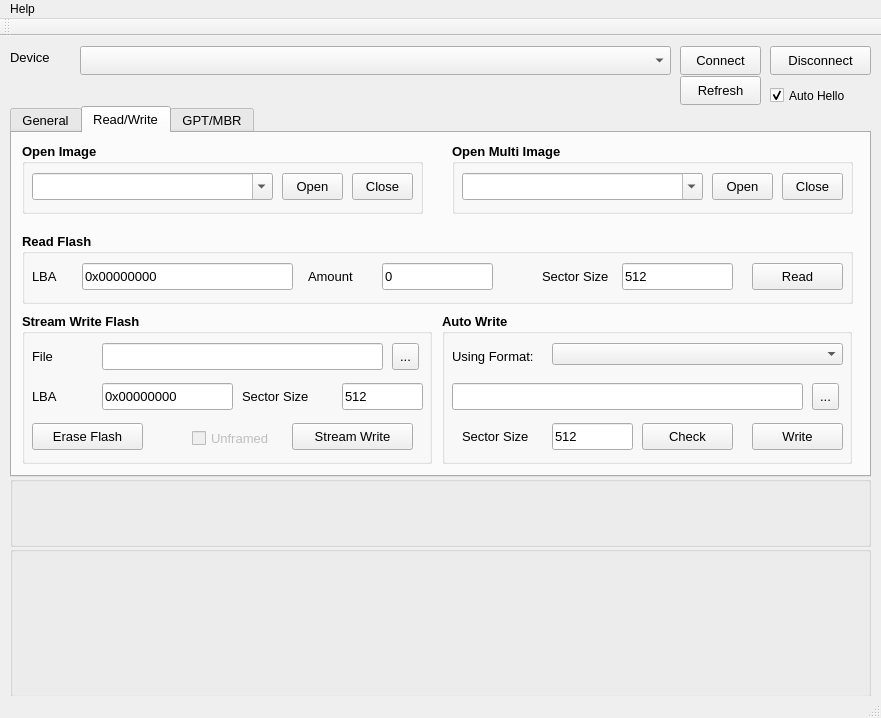
This is resources/ui/streaming_dload_window.ui in openpst/streaming-dload as Qt 5 draws it before an edit. The edited form follows.
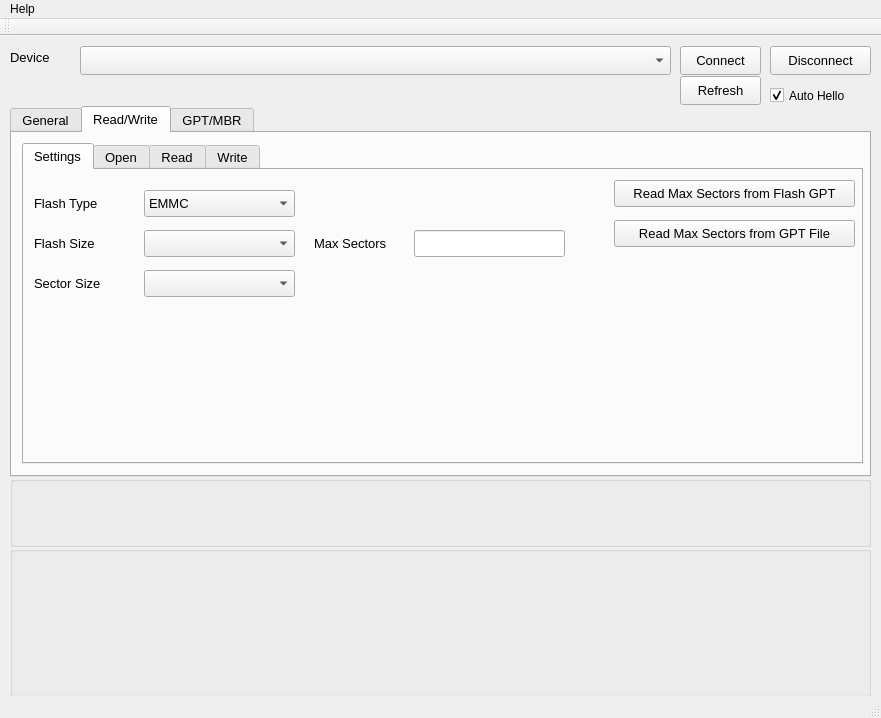
This is the edited form. The open tabs and pages were chosen to show the change. Custom widgets are drawn as their Qt base class.

Commit message: start of new ui updates and additions for read/write

What changed in the file:
```diff
--- a/resources/ui/streaming_dload_window.ui
+++ b/resources/ui/streaming_dload_window.ui
@@ -475,12 +475,372 @@
      <attribute name="title">
       <string>Read/Write</string>
      </attribute>
+     <widget class="QTabWidget" name="readWriteSubTabSet">
+      <property name="geometry">
+       <rect>
+        <x>10</x>
+        <y>10</y>
+        <width>841</width>
+        <height>321</height>
+       </rect>
+      </property>
+      <property name="font">
+       <font>
+        <weight>50</weight>
+        <bold>false</bold>
+       </font>
+      </property>
+      <property name="currentIndex">
+       <number>0</number>
+      </property>
+      <widget class="QWidget" name="readWriteSettingsTab">
+       <property name="enabled">
+        <bool>true</bool>
+       </property>
+       <attribute name="title">
+        <string>Settings</string>
+       </attribute>
+       <widget class="QLabel" name="readWriteSettingsSectorSizeLabel">
+        <property name="geometry">
+         <rect>
+          <x>10</x>
+          <y>100</y>
+          <width>101</width>
+          <height>27</height>
+         </rect>
+        </property>
+        <property name="font">
+         <font>
+          <weight>50</weight>
+          <bold>false</bold>
+         </font>
+        </property>
+        <property name="text">
+         <string>Sector Size</string>
+        </property>
+       </widget>
+       <widget class="QLineEdit" name="readWriteSettingsMaxSectorsValue">
+        <property name="geometry">
+         <rect>
+          <x>390</x>
+          <y>60</y>
+          <width>151</width>
+          <height>27</height>
+         </rect>
+        </property>
+        <property name="font">
+         <font>
+          <weight>50</weight>
+          <bold>false</bold>
+         </font>
+        </property>
+        <property name="text">
+         <string/>
+        </property>
+       </widget>
+       <widget class="QLabel" name="readWriteSettingsMaxSectorsLabel">
+        <property name="geometry">
+         <rect>
+          <x>290</x>
+          <y>60</y>
+          <width>101</width>
+          <height>27</height>
+         </rect>
+        </property>
+        <property name="font">
+         <font>
+          <weight>50</weight>
+          <bold>false</bold>
+         </font>
+        </property>
+        <property name="text">
+         <string>Max Sectors</string>
+        </property>
+       </widget>
+       <widget class="QComboBox" name="readWriteSettingsFlashSizeValue">
+        <property name="geometry">
+         <rect>
+          <x>120</x>
+          <y>60</y>
+          <width>151</width>
+          <height>27</height>
+         </rect>
+        </property>
+       </widget>
+       <widget class="QLabel" name="readWriteSettingsFlashSizeLabel">
+        <property name="geometry">
+         <rect>
+          <x>10</x>
+          <y>60</y>
+          <width>101</width>
+          <height>27</height>
+         </rect>
+        </property>
+        <property name="font">
+         <font>
+          <weight>50</weight>
+          <bold>false</bold>
+         </font>
+        </property>
+        <property name="text">
+         <string>Flash Size</string>
+        </property>
+       </widget>
+       <widget class="QLabel" name="readWriteSettingsFlashTypeLabel">
+        <property name="geometry">
+         <rect>
+          <x>10</x>
+          <y>20</y>
+          <width>101</width>
+          <height>27</height>
+         </rect>
+        </property>
+        <property name="font">
+         <font>
+          <weight>50</weight>
+          <bold>false</bold>
+         </font>
+        </property>
+        <property name="text">
+         <string>Flash Type</string>
+        </property>
+       </widget>
+       <widget class="QComboBox" name="readWriteSettingsFlashTypeValue">
+        <property name="geometry">
+         <rect>
+          <x>120</x>
+          <y>20</y>
+          <width>151</width>
+          <height>27</height>
+         </rect>
+        </property>
+        <item>
+         <property name="text">
+          <string>EMMC</string>
+         </property>
+        </item>
+       </widget>
+       <widget class="QPushButton" name="readWriteSettingsReadMaxSectorsFromFileButton">
+        <property name="geometry">
+         <rect>
+          <x>590</x>
+          <y>50</y>
+          <width>241</width>
+          <height>27</height>
+         </rect>
+        </property>
+        <property name="font">
+         <font>
+          <pointsize>10</pointsize>
+          <weight>50</weight>
+          <bold>false</bold>
+         </font>
+        </property>
+        <property name="text">
+         <string>Read Max Sectors from GPT File</string>
+        </property>
+       </widget>
+       <widget class="QPushButton" name="readWriteSettingsReadMaxSectorsFromFlashButton">
+        <property name="geometry">
+         <rect>
+          <x>590</x>
+          <y>10</y>
+          <width>241</width>
+          <height>27</height>
+         </rect>
+        </property>
+        <property name="font">
+         <font>
+          <pointsize>10</pointsize>
+          <weight>50</weight>
+          <bold>false</bold>
+         </font>
+        </property>
+        <property name="text">
+         <string>Read Max Sectors from Flash GPT</string>
+        </property>
+       </widget>
+       <widget class="QComboBox" name="readWriteSettingsSectorSizeValue">
+        <property name="geometry">
+         <rect>
+          <x>120</x>
+          <y>100</y>
+          <width>151</width>
+          <height>27</height>
+         </rect>
+        </property>
+       </widget>
+      </widget>
+      <widget class="QWidget" name="readWriteOpenTab">
+       <attribute name="title">
+        <string>Open</string>
+       </attribute>
+       <widget class="QGroupBox" name="openModeGroupBox">
+        <property name="enabled">
+         <bool>true</bool>
+        </property>
+        <property name="geometry">
+         <rect>
+          <x>10</x>
+          <y>90</y>
+          <width>811</width>
+          <height>71</height>
+         </rect>
+        </property>
+        <property name="font">
+         <font>
+          <weight>75</weight>
+          <bold>true</bold>
+         </font>
+        </property>
+        <property name="title">
+         <string>Open Image (Legacy)</string>
+        </property>
+        <widget class="QPushButton" name="closeModeButton">
+         <property name="geometry">
+          <rect>
+           <x>740</x>
+           <y>30</y>
+           <width>61</width>
+           <height>27</height>
+          </rect>
+         </property>
+         <property name="font">
+          <font>
+           <weight>50</weight>
+           <bold>false</bold>
+          </font>
+         </property>
+         <property name="text">
+          <string>Close</string>
+         </property>
+        </widget>
+        <widget class="QComboBox" name="openModeValue">
+         <property name="geometry">
+          <rect>
+           <x>10</x>
+           <y>30</y>
+           <width>641</width>
+           <height>27</height>
+          </rect>
+         </property>
+         <property name="font">
+          <font>
+           <weight>50</weight>
+           <bold>false</bold>
+          </font>
+         </property>
+         <property name="editable">
+          <bool>true</bool>
+         </property>
+        </widget>
+        <widget class="QPushButton" name="openModeButton">
+         <property name="geometry">
+          <rect>
+           <x>670</x>
+           <y>30</y>
+           <width>61</width>
+           <height>27</height>
+          </rect>
+         </property>
+         <property name="font">
+          <font>
+           <weight>50</weight>
+           <bold>false</bold>
+          </font>
+         </property>
+         <property name="text">
+          <string>Open</string>
+         </property>
+        </widget>
+       </widget>
+       <widget class="QGroupBox" name="openMultiGroupBox">
+        <property name="geometry">
+         <rect>
+          <x>10</x>
+          <y>10</y>
+          <width>811</width>
+          <height>71</height>
+         </rect>
+        </property>
+        <property name="font">
+         <font>
+          <weight>75</weight>
+          <bold>true</bold>
+         </font>
+        </property>
+        <property name="title">
+         <string>Open Multi Image</string>
+        </property>
+        <widget class="QPushButton" name="openMultiCloseButton">
+         <property name="geometry">
+          <rect>
+           <x>740</x>
+           <y>30</y>
+           <width>61</width>
+           <height>27</height>
+          </rect>
+         </property>
+         <property name="font">
+          <font>
+           <weight>50</weight>
+           <bold>false</bold>
+          </font>
+         </property>
+         <property name="text">
+          <string>Close</string>
+         </property>
+        </widget>
+        <widget class="QComboBox" name="openMultiValue">
+         <property name="geometry">
+          <rect>
+           <x>10</x>
+           <y>30</y>
+           <width>641</width>
+           <height>27</height>
+          </rect>
+         </property>
+         <property name="font">
+          <font>
+           <weight>50</weight>
+           <bold>false</bold>
+          </font>
+         </property>
+         <property name="editable">
+          <bool>true</bool>
+         </property>
+        </widget>
+        <widget class="QPushButton" name="openMultiButton">
+         <property name="geometry">
+          <rect>
+           <x>670</x>
+           <y>30</y>
+           <width>61</width>
+           <height>27</height>
+          </rect>
+         </property>
+         <property name="font">
+          <font>
+           <weight>50</weight>
+           <bold>false</bold>
+          </font>
+         </property>
+         <property name="text">
+          <string>Open</string>
+         </property>
+        </widget>
+       </widget>
+      </widget>
+      <widget class="QWidget" name="readWriteReadTab">
+       <attribute name="title">
+        <string>Read</string>
+       </attribute>
      <widget class="QGroupBox" name="readGroupBox">
       <property name="geometry">
        <rect>
         <x>10</x>
-        <y>100</y>
-        <width>831</width>
+          <y>10</y>
+          <width>821</width>
         <height>71</height>
        </rect>
       </property>
@@ -498,7 +858,7 @@
       <widget class="QPushButton" name="readButton">
        <property name="geometry">
         <rect>
-         <x>730</x>
+           <x>710</x>
          <y>30</y>
          <width>91</width>
          <height>27</height>
@@ -590,52 +950,19 @@
         <string>LBA</string>
        </property>
       </widget>
-      <widget class="QLineEdit" name="readSectorSizeValue">
-       <property name="geometry">
-        <rect>
-         <x>600</x>
-         <y>30</y>
-         <width>111</width>
-         <height>27</height>
-        </rect>
-       </property>
-       <property name="font">
-        <font>
-         <weight>50</weight>
-         <bold>false</bold>
-        </font>
-       </property>
-       <property name="text">
-        <string>512</string>
-       </property>
-      </widget>
-      <widget class="QLabel" name="readSectorSizeLabel">
-       <property name="geometry">
-        <rect>
-         <x>520</x>
-         <y>30</y>
-         <width>81</width>
-         <height>27</height>
-        </rect>
-       </property>
-       <property name="font">
-        <font>
-         <weight>50</weight>
-         <bold>false</bold>
-        </font>
-       </property>
-       <property name="text">
-        <string>Sector Size</string>
-       </property>
+       </widget>
       </widget>
-     </widget>
+      <widget class="QWidget" name="readWriteWriteTab">
+       <attribute name="title">
+        <string>Write</string>
+       </attribute>
      <widget class="QGroupBox" name="writeGroupBox">
       <property name="geometry">
        <rect>
         <x>10</x>
-        <y>180</y>
-        <width>410</width>
-        <height>151</height>
+          <y>10</y>
+          <width>811</width>
+          <height>71</height>
        </rect>
       </property>
       <property name="font">
@@ -670,7 +997,7 @@
       <widget class="QLabel" name="writeFileLabel">
        <property name="geometry">
         <rect>
-         <x>10</x>
+           <x>20</x>
          <y>30</y>
          <width>47</width>
          <height>27</height>
@@ -689,9 +1016,9 @@
       <widget class="QPushButton" name="streamWriteButton">
        <property name="geometry">
         <rect>
-         <x>270</x>
-         <y>110</y>
-         <width>121</width>
+           <x>720</x>
+           <y>30</y>
+           <width>81</width>
          <height>27</height>
         </rect>
        </property>
@@ -702,14 +1029,14 @@
         </font>
        </property>
        <property name="text">
-        <string>Stream Write</string>
+          <string>Write</string>
        </property>
       </widget>
       <widget class="QLineEdit" name="writeAddressValue">
        <property name="geometry">
         <rect>
-         <x>80</x>
-         <y>70</y>
+           <x>460</x>
+           <y>30</y>
          <width>131</width>
          <height>27</height>
         </rect>
@@ -727,9 +1054,9 @@
       <widget class="QLabel" name="writeAddressLabel">
        <property name="geometry">
         <rect>
-         <x>10</x>
-         <y>70</y>
-         <width>71</width>
+           <x>410</x>
+           <y>30</y>
+           <width>51</width>
          <height>27</height>
         </rect>
        </property>
@@ -768,8 +1095,8 @@
        </property>
        <property name="geometry">
         <rect>
-         <x>170</x>
-         <y>110</y>
+           <x>600</x>
+           <y>30</y>
          <width>91</width>
          <height>31</height>
         </rect>
@@ -784,226 +1111,14 @@
         <string>Unframed</string>
        </property>
       </widget>
-      <widget class="QLabel" name="writeSectorSizeLabel">
-       <property name="geometry">
-        <rect>
-         <x>220</x>
-         <y>70</y>
-         <width>91</width>
-         <height>27</height>
-        </rect>
-       </property>
-       <property name="font">
-        <font>
-         <weight>50</weight>
-         <bold>false</bold>
-        </font>
-       </property>
-       <property name="text">
-        <string>Sector Size</string>
-       </property>
-      </widget>
-      <widget class="QLineEdit" name="writeSectorSizeValue">
-       <property name="geometry">
-        <rect>
-         <x>320</x>
-         <y>70</y>
-         <width>81</width>
-         <height>27</height>
-        </rect>
-       </property>
-       <property name="font">
-        <font>
-         <weight>50</weight>
-         <bold>false</bold>
-        </font>
-       </property>
-       <property name="text">
-        <string>512</string>
-       </property>
-      </widget>
-      <widget class="QPushButton" name="eraseFlashButton">
-       <property name="geometry">
-        <rect>
-         <x>10</x>
-         <y>110</y>
-         <width>111</width>
-         <height>27</height>
-        </rect>
-       </property>
-       <property name="font">
-        <font>
-         <weight>50</weight>
-         <bold>false</bold>
-        </font>
-       </property>
-       <property name="autoFillBackground">
-        <bool>false</bool>
-       </property>
-       <property name="text">
-        <string>Erase Flash</string>
-       </property>
-      </widget>
-     </widget>
-     <widget class="QGroupBox" name="openModeGroupBox">
-      <property name="geometry">
-       <rect>
-        <x>10</x>
-        <y>10</y>
-        <width>401</width>
-        <height>71</height>
-       </rect>
-      </property>
-      <property name="font">
-       <font>
-        <weight>75</weight>
-        <bold>true</bold>
-       </font>
-      </property>
-      <property name="title">
-       <string>Open Image</string>
-      </property>
-      <widget class="QPushButton" name="closeModeButton">
-       <property name="geometry">
-        <rect>
-         <x>330</x>
-         <y>30</y>
-         <width>61</width>
-         <height>27</height>
-        </rect>
-       </property>
-       <property name="font">
-        <font>
-         <weight>50</weight>
-         <bold>false</bold>
-        </font>
-       </property>
-       <property name="text">
-        <string>Close</string>
-       </property>
-      </widget>
-      <widget class="QComboBox" name="openModeValue">
-       <property name="geometry">
-        <rect>
-         <x>10</x>
-         <y>30</y>
-         <width>241</width>
-         <height>27</height>
-        </rect>
-       </property>
-       <property name="font">
-        <font>
-         <weight>50</weight>
-         <bold>false</bold>
-        </font>
-       </property>
-       <property name="editable">
-        <bool>true</bool>
-       </property>
-      </widget>
-      <widget class="QPushButton" name="openModeButton">
-       <property name="geometry">
-        <rect>
-         <x>260</x>
-         <y>30</y>
-         <width>61</width>
-         <height>27</height>
-        </rect>
-       </property>
-       <property name="font">
-        <font>
-         <weight>50</weight>
-         <bold>false</bold>
-        </font>
-       </property>
-       <property name="text">
-        <string>Open</string>
-       </property>
-      </widget>
-     </widget>
-     <widget class="QGroupBox" name="openMultiGroupBox">
-      <property name="geometry">
-       <rect>
-        <x>440</x>
-        <y>10</y>
-        <width>401</width>
-        <height>71</height>
-       </rect>
-      </property>
-      <property name="font">
-       <font>
-        <weight>75</weight>
-        <bold>true</bold>
-       </font>
-      </property>
-      <property name="title">
-       <string>Open Multi Image</string>
-      </property>
-      <widget class="QPushButton" name="openMultiCloseButton">
-       <property name="geometry">
-        <rect>
-         <x>330</x>
-         <y>30</y>
-         <width>61</width>
-         <height>27</height>
-        </rect>
-       </property>
-       <property name="font">
-        <font>
-         <weight>50</weight>
-         <bold>false</bold>
-        </font>
-       </property>
-       <property name="text">
-        <string>Close</string>
-       </property>
-      </widget>
-      <widget class="QComboBox" name="openMultiValue">
-       <property name="geometry">
-        <rect>
-         <x>10</x>
-         <y>30</y>
-         <width>241</width>
-         <height>27</height>
-        </rect>
-       </property>
-       <property name="font">
-        <font>
-         <weight>50</weight>
-         <bold>false</bold>
-        </font>
-       </property>
-       <property name="editable">
-        <bool>true</bool>
-       </property>
-      </widget>
-      <widget class="QPushButton" name="openMultiButton">
-       <property name="geometry">
-        <rect>
-         <x>260</x>
-         <y>30</y>
-         <width>61</width>
-         <height>27</height>
-        </rect>
-       </property>
-       <property name="font">
-        <font>
-         <weight>50</weight>
-         <bold>false</bold>
-        </font>
-       </property>
-       <property name="text">
-        <string>Open</string>
-       </property>
-      </widget>
      </widget>
      <widget class="QGroupBox" name="rawProgramXmlGroupBox">
       <property name="geometry">
        <rect>
-        <x>430</x>
-        <y>180</y>
-        <width>410</width>
-        <height>151</height>
+          <x>10</x>
+          <y>90</y>
+          <width>811</width>
+          <height>111</height>
        </rect>
       </property>
       <property name="font">
@@ -1019,7 +1134,7 @@
       <widget class="QToolButton" name="autoWriteFileBrowseButton">
        <property name="geometry">
         <rect>
-         <x>370</x>
+           <x>470</x>
          <y>70</y>
          <width>27</width>
          <height>27</height>
@@ -1057,7 +1172,7 @@
       <widget class="QLineEdit" name="autoWriteFileValue">
        <property name="geometry">
         <rect>
-         <x>10</x>
+           <x>110</x>
          <y>70</y>
          <width>351</width>
          <height>27</height>
@@ -1076,8 +1191,8 @@
       <widget class="QPushButton" name="autoWriteButton">
        <property name="geometry">
         <rect>
-         <x>310</x>
-         <y>110</y>
+           <x>700</x>
+           <y>60</y>
          <width>91</width>
          <height>27</height>
         </rect>
@@ -1095,8 +1210,8 @@
       <widget class="QPushButton" name="autoWriteCheckButton">
        <property name="geometry">
         <rect>
-         <x>200</x>
-         <y>110</y>
+           <x>590</x>
+           <y>60</y>
          <width>91</width>
          <height>27</height>
         </rect>
@@ -1116,8 +1231,8 @@
         <rect>
          <x>110</x>
          <y>30</y>
-         <width>291</width>
-         <height>22</height>
+           <width>381</width>
+           <height>31</height>
         </rect>
        </property>
        <property name="font">
@@ -1127,31 +1242,13 @@
         </font>
        </property>
       </widget>
-      <widget class="QLineEdit" name="autoWriteSectorSizeValue">
-       <property name="geometry">
-        <rect>
-         <x>110</x>
-         <y>110</y>
-         <width>81</width>
-         <height>27</height>
-        </rect>
-       </property>
-       <property name="font">
-        <font>
-         <weight>50</weight>
-         <bold>false</bold>
-        </font>
-       </property>
-       <property name="text">
-        <string>512</string>
-       </property>
-      </widget>
-      <widget class="QLabel" name="autoWriteSectorSizeLabel">
+       </widget>
+       <widget class="QPushButton" name="eraseFlashButton">
        <property name="geometry">
         <rect>
-         <x>20</x>
-         <y>110</y>
-         <width>81</width>
+          <x>10</x>
+          <y>250</y>
+          <width>111</width>
          <height>27</height>
         </rect>
        </property>
@@ -1162,15 +1259,11 @@
         </font>
        </property>
        <property name="text">
-        <string>Sector Size</string>
+         <string>Erase Flash</string>
        </property>
       </widget>
      </widget>
-     <zorder>writeGroupBox</zorder>
-     <zorder>readGroupBox</zorder>
-     <zorder>openModeGroupBox</zorder>
-     <zorder>openMultiGroupBox</zorder>
-     <zorder>rawProgramXmlGroupBox</zorder>
+     </widget>
     </widget>
     <widget class="QWidget" name="partitionTab">
      <attribute name="title">
```
Left out of the diff: 3 changed lines with no effect on the pictures. Lines whose indentation alone changed are shown as unchanged. The commit also changes 2 other files.
